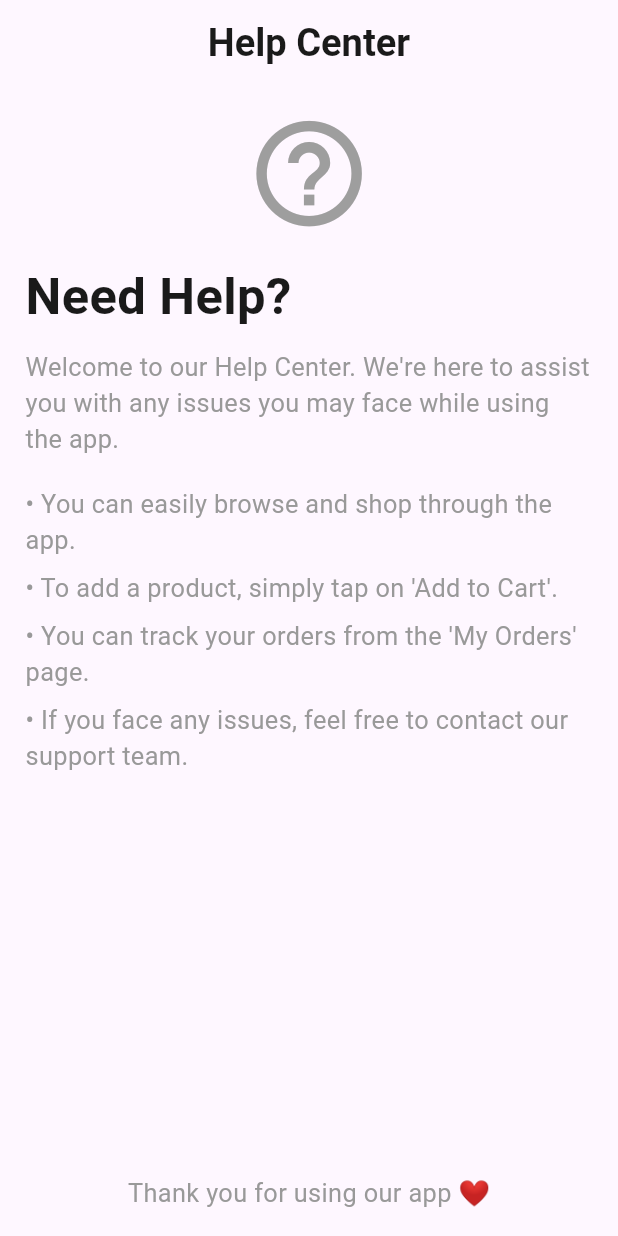
After one commit to 9Abdo/e-commerce-clothes, a Flutter app: the HelpCenter screen opened by its route, on a phone screen of 412 x 824 dp. The commit adds this screen. Run offline on Flutter 3.47's test engine with Material 3 defaults, Android fonts, the phone set to English and light mode, and no system bars; our stand-ins replace cached_network_image, cloud_firestore, dio, firebase_auth, firebase_core, flutter_bloc and 4 more; accounts and stored records are empty.

Commit message:
add help center page

```diff
--- a/lib/route/approute.dart
+++ b/lib/route/approute.dart
@@ -1,5 +1,6 @@
 import 'package:e_commerce_clothes/models/clothesmodel.dart';
 import 'package:e_commerce_clothes/route/const_route.dart';
+import 'package:e_commerce_clothes/views/help_center.dart';
 import 'package:e_commerce_clothes/views/homepage.dart';
 import 'package:e_commerce_clothes/views/loginpage.dart';
 import 'package:e_commerce_clothes/views/onbording.dart';
@@ -48,12 +49,19 @@ GoRouter goRouter = GoRouter(
         return ProductDetails(clothesModel: clothesmodel);
       },
     ),
-     GoRoute(
+    GoRoute(
       path: RoutePath.successPath,
       name: RouteName.successName,
       builder: (context, state) {
         return Successpage();
       },
     ),
+    GoRoute(
+      path: RoutePath.helpcenter,
+      name: RouteName.helpCenter,
+      builder: (context, state) {
+        return HelpCenter();
+      },
+    ),
   ],
 );
--- a/lib/route/const_route.dart
+++ b/lib/route/const_route.dart
@@ -5,6 +5,7 @@ class RoutePath {
   static const String homePath = "/homePath";
   static const String productdetailsPath = "/productdetails";
   static const String successPath = "/successPath";
+  static const String helpcenter = "/helpcenterPath";
 }
 
 class RouteName {
@@ -13,5 +14,6 @@ class RouteName {
   static const String registerName = "register";
   static const String homeName = "homeName";
   static const String productdetailsName = "productdetails";
-   static const String successName = "successName";
+  static const String successName = "successName";
+  static const String helpCenter = "helpcenterName";
 }
--- a/lib/views/accountpage.dart
+++ b/lib/views/accountpage.dart
@@ -1,3 +1,5 @@
+import 'package:e_commerce_clothes/route/approute.dart';
+import 'package:e_commerce_clothes/route/const_route.dart';
 import 'package:e_commerce_clothes/utils/style.dart';
 import 'package:e_commerce_clothes/widget/Account/add_phote.dart';
 import 'package:e_commerce_clothes/widget/Account/list_tile.dart';
@@ -36,8 +38,10 @@ class Accountpage extends StatelessWidget {
               SizedBox(height: 16.h),
               Listtile(
                 leading: Icons.support_agent_rounded,
-                title: "Supports",
-                onTap: () {},
+                title: "Help Center",
+                onTap: () {
+                  goRouter.pushNamed(RouteName.helpCenter);
+                },
               ),
               SizedBox(height: 16.h),
               Listtile(
--- /dev/null
+++ b/lib/views/help_center.dart
@@ -0,0 +1,75 @@
+import 'package:flutter/material.dart';
+import 'package:flutter_screenutil/flutter_screenutil.dart';
+import 'package:e_commerce_clothes/utils/style.dart';
+
+class HelpCenter extends StatelessWidget {
+  const HelpCenter({super.key});
+
+  @override
+  Widget build(BuildContext context) {
+    return SafeArea(
+      child: Scaffold(
+        appBar: AppBar(
+          title: Text("Help Center", style: AppStyle.appBarStyle),
+          centerTitle: true,
+        ),
+        body: Padding(
+          padding: EdgeInsets.all(16.sp),
+          child: Column(
+            crossAxisAlignment: CrossAxisAlignment.start,
+            children: [
+              // 🔥 Icon (شكل أحلى)
+              Center(
+                child: Icon(Icons.help_outline, size: 80.sp, color: Colors.grey),
+              ),
+
+              SizedBox(height: 16.h),
+
+              Text("Need Help?", style: AppStyle.titleStyle),
+              SizedBox(height: 12.h),
+
+              Text(
+                "Welcome to our Help Center. We're here to assist you with any issues you may face while using the app.",
+                style: AppStyle.subtitle,
+              ),
+
+              SizedBox(height: 20.h),
+
+              Text(
+                "• You can easily browse and shop through the app.",
+                style: AppStyle.subtitle,
+              ),
+              SizedBox(height: 8.h),
+
+              Text(
+                "• To add a product, simply tap on 'Add to Cart'.",
+                style: AppStyle.subtitle,
+              ),
+              SizedBox(height: 8.h),
+
+              Text(
+                "• You can track your orders from the 'My Orders' page.",
+                style: AppStyle.subtitle,
+              ),
+              SizedBox(height: 8.h),
+
+              Text(
+                "• If you face any issues, feel free to contact our support team.",
+                style: AppStyle.subtitle,
+              ),
+
+              Spacer(),
+
+              Center(
+                child: Text(
+                  "Thank you for using our app ❤️",
+                  style: AppStyle.subtitle,
+                ),
+              ),
+            ],
+          ),
+        ),
+      ),
+    );
+  }
+}
```
